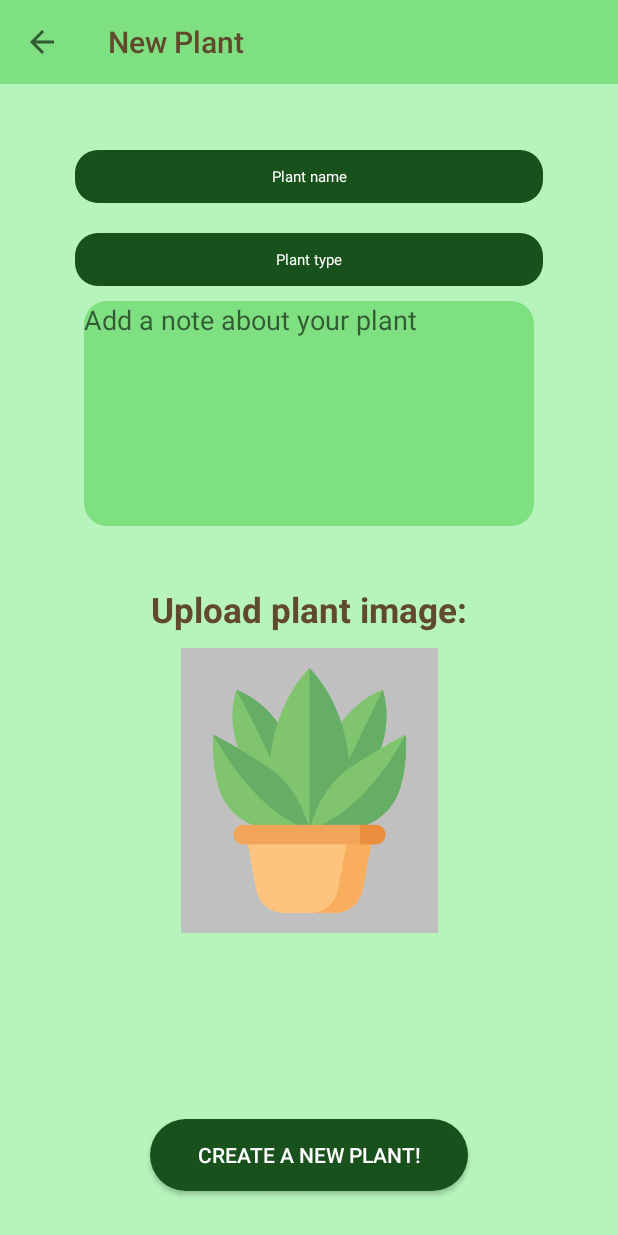
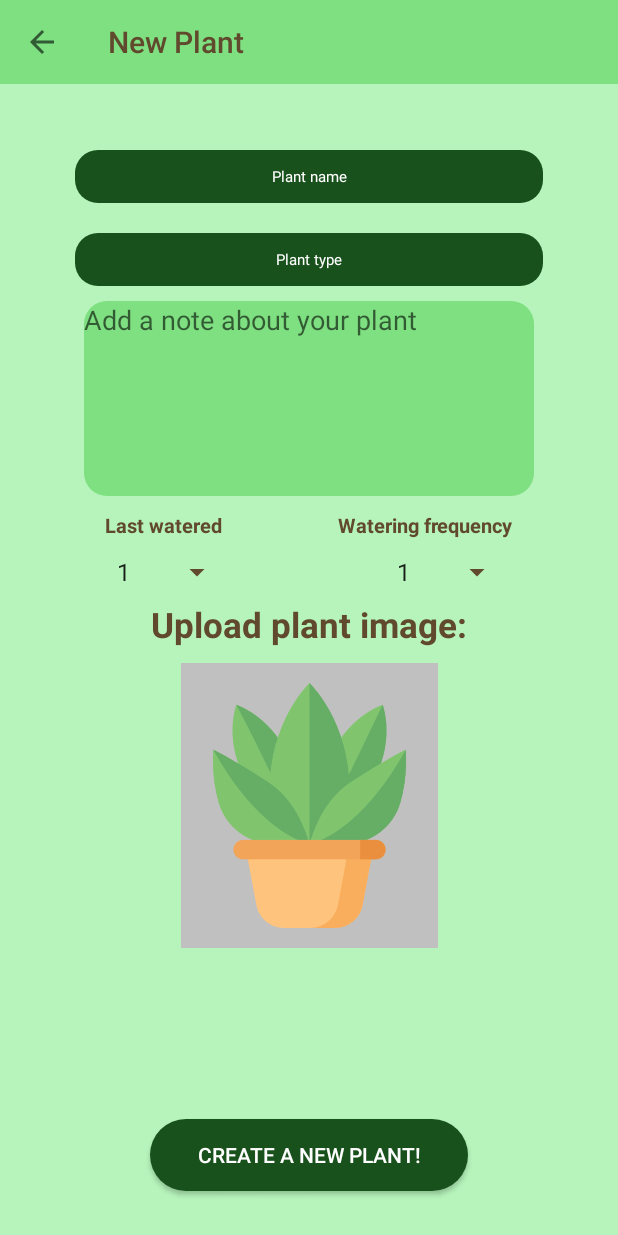
Before and after one commit to zeronid/DigitalGarden, an Android app: the CreatePlantActivity screen opened directly, with no data from a screen before it, on a phone screen of 412 x 824 dp. Run offline under Robolectric (Android 15) with nearby library versions, the phone set to English and light mode, and no system bars.

Commit message:
1.Added two spinners in the plant creation Activity,one for the water frequency and one for the last watered time.

```diff
--- a/app/src/main/java/com/example/digitalgarden/activities/CreatePlantActivity.java
+++ b/app/src/main/java/com/example/digitalgarden/activities/CreatePlantActivity.java
@@ -21,6 +21,7 @@ import android.widget.ArrayAdapter;
 import android.widget.AutoCompleteTextView;
 import android.widget.EditText;
 import android.widget.ImageView;
+import android.widget.Spinner;
 import android.widget.Toast;
 
 import com.example.digitalgarden.models.Plant;
@@ -30,23 +31,42 @@ import java.io.FileOutputStream;
 
 public class CreatePlantActivity extends AppCompatActivity {
 
+    //Plant types --- need to add alot more.
     private static final String[] TYPES = new String[]{"Succulent","Cactus","Moss","Embryophyte"};
+
     private EditText newPlantName,plantsNote;
     private ImageView plantPicture;
+    private Spinner lastWateredSpinner , waterFrequencySpinner;
 
     @Override
     protected void onCreate(Bundle savedInstanceState) {
         super.onCreate(savedInstanceState);
-        setContentView(R.layout.activity_new_plant);
+        setContentView(R.layout.activity_create_plant);
 
+        //Sets the types of plants into the typeView.
         AutoCompleteTextView typeView = findViewById(R.id.newPlantTypeEditText);
         ArrayAdapter<String> adapter = new ArrayAdapter<String>(this,android.R.layout.simple_list_item_1,TYPES);
         typeView.setAdapter(adapter);
 
+        //Initiates the toolbar with the title and back button.
         Toolbar toolbar = findViewById(R.id.toolbar);
         setSupportActionBar(toolbar);
         getSupportActionBar().setTitle("New Plant");
         getSupportActionBar().setDisplayHomeAsUpEnabled(true);
+
+        //Sets the last watered spinner options.
+        lastWateredSpinner = findViewById(R.id.lastWateredSpinner);
+        String[] lastWateredSpinnerOptions = {"1","2","3","4","5","6","7"};
+        ArrayAdapter<String> wateredSpinnerArrayAdapter = new ArrayAdapter<String>(this,android.R.layout.simple_spinner_item,lastWateredSpinnerOptions);
+        wateredSpinnerArrayAdapter.setDropDownViewResource(android.R.layout.simple_spinner_dropdown_item);
+        lastWateredSpinner.setAdapter(wateredSpinnerArrayAdapter);
+
+        //Sets the watering frequency spinner options.
+        waterFrequencySpinner = findViewById(R.id.waterFrequencySpinner);
+        String[] waterFrequencySpinnerOptions = {"1","2","3","4","5","6","7","8","9","10"};
+        ArrayAdapter<String> waterFrequencyArrayAdapter = new ArrayAdapter<String>(this,android.R.layout.simple_spinner_item,waterFrequencySpinnerOptions);
+        wateredSpinnerArrayAdapter.setDropDownViewResource(android.R.layout.simple_spinner_dropdown_item);
+        waterFrequencySpinner.setAdapter(waterFrequencyArrayAdapter);
     }
 
     public void makePlant(View view){
--- a/app/src/main/java/com/example/digitalgarden/activities/PlantDisplayActivity.java
+++ b/app/src/main/java/com/example/digitalgarden/activities/PlantDisplayActivity.java
@@ -31,7 +31,6 @@ import java.io.File;
 import java.io.FileInputStream;
 import java.io.FileNotFoundException;
 import java.io.FileOutputStream;
-import java.io.IOException;
 
 public class PlantDisplayActivity extends AppCompatActivity {
 
@@ -71,7 +70,7 @@ public class PlantDisplayActivity extends AppCompatActivity {
     @Override
     protected void onCreate(Bundle savedInstanceState) {
         super.onCreate(savedInstanceState);
-        setContentView(R.layout.activity_plant_info);
+        setContentView(R.layout.activity_plant_display);
 
         //Setting up the Views.
         waterLevelProgress = findViewById(R.id.waterLevelProgressBar);
--- a/app/src/main/res/layout/activity_new_plant.xml
+++ b/app/src/main/res/layout/activity_create_plant.xml
@@ -12,6 +12,8 @@
         android:layout_width="match_parent"
         android:layout_height="?attr/actionBarSize"
         android:background="@color/colorPrimary"
+        app:layout_constraintEnd_toEndOf="parent"
+        app:layout_constraintTop_toTopOf="parent"
         app:titleTextColor="@color/brownContrast"></androidx.appcompat.widget.Toolbar>
 
     <EditText
@@ -91,7 +93,7 @@
         android:id="@+id/uploadImageTextView"
         android:layout_width="wrap_content"
         android:layout_height="wrap_content"
-        android:layout_marginTop="40dp"
+        android:layout_marginTop="70dp"
         android:text="@string/upload_image"
         android:textColor="@color/brownContrast"
         android:textSize="23sp"
@@ -104,7 +106,7 @@
     <EditText
         android:id="@+id/plantsNoteEditText"
         android:layout_width="300dp"
-        android:layout_height="150dp"
+        android:layout_height="130dp"
         android:layout_margin="10dp"
         android:layout_marginStart="55dp"
         android:layout_marginTop="60dp"
@@ -121,4 +123,50 @@
         app:layout_constraintStart_toStartOf="parent"
         app:layout_constraintTop_toBottomOf="@+id/newPlantTypeEditText" />
 
+    <TextView
+        android:id="@+id/lastWateredTextView"
+        android:layout_width="wrap_content"
+        android:layout_height="wrap_content"
+        android:layout_marginStart="70dp"
+        android:layout_marginTop="10dp"
+        android:text="Last watered"
+        android:textColor="@color/brownContrast"
+        android:textSize="13sp"
+        android:textStyle="bold"
+        app:layout_constraintStart_toStartOf="parent"
+        app:layout_constraintTop_toBottomOf="@+id/plantsNoteEditText" />
+
+    <TextView
+        android:id="@+id/wateringFrequencyTextView"
+        android:layout_width="wrap_content"
+        android:layout_height="wrap_content"
+        android:layout_marginTop="10dp"
+        android:layout_marginEnd="70dp"
+        android:text="Watering frequency"
+        android:textStyle="bold"
+        android:textColor="@color/brownContrast"
+        android:textSize="13sp"
+        app:layout_constraintEnd_toEndOf="parent"
+        app:layout_constraintTop_toBottomOf="@+id/plantsNoteEditText" />
+
+    <Spinner
+        android:id="@+id/lastWateredSpinner"
+        android:layout_width="85dp"
+        android:layout_height="wrap_content"
+        android:layout_marginStart="70dp"
+        android:layout_marginTop="10dp"
+        android:backgroundTint="@color/brownContrast"
+        app:layout_constraintStart_toStartOf="parent"
+        app:layout_constraintTop_toBottomOf="@+id/lastWateredTextView" />
+
+    <Spinner
+        android:id="@+id/waterFrequencySpinner"
+        android:layout_width="85dp"
+        android:layout_height="wrap_content"
+        android:layout_marginTop="10dp"
+        android:layout_marginEnd="70dp"
+        android:backgroundTint="@color/brownContrast"
+        app:layout_constraintEnd_toEndOf="parent"
+        app:layout_constraintTop_toBottomOf="@+id/wateringFrequencyTextView" />
+
 </androidx.constraintlayout.widget.ConstraintLayout>
--- a/app/src/main/res/layout/view_plant.xml
+++ b/app/src/main/res/layout/view_plant.xml
@@ -4,7 +4,7 @@
     android:id="@+id/relativelayout"
     android:layout_width="match_parent"
     android:layout_height="250dp"
-    android:background="@android:color/black"
+    android:background="@color/brownContrast"
     android:layout_margin="0.5dp">
 
 
```
Also changed, not shown: app/src/main/res/layout/activity_plant_display.xml (renamed from app/src/main/res/layout/activity_plant_info.xml).
